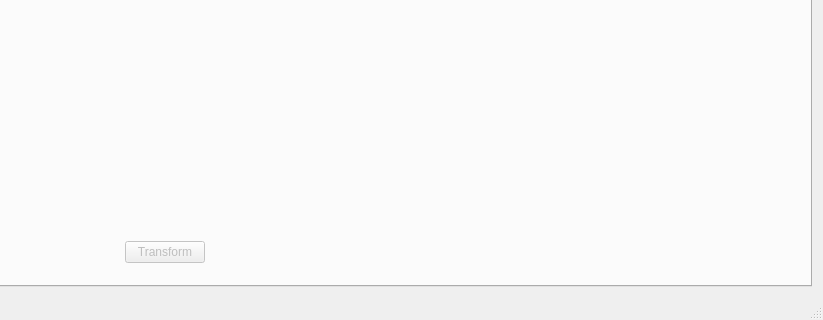
Before: the Qt Designer form qt_gui/ArtStyle/ui/QMainWnd.ui in Normandez/bchlr19, drawn with Qt 5; both pictures show x 626 to 1449 and y 440 to 760 of the 1449 by 760 pixel window.
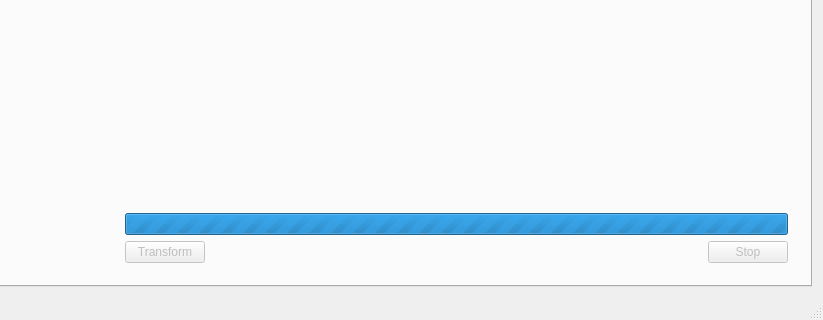
After: the same form once the commit is applied. The open tabs and pages were chosen to show the change. Custom widgets are drawn as their Qt base class.

Diff of the .ui file:
```diff
--- a/qt_gui/ArtStyle/ui/QMainWnd.ui
+++ b/qt_gui/ArtStyle/ui/QMainWnd.ui
@@ -208,6 +208,31 @@
                </property>
               </spacer>
              </item>
+             <item>
+              <widget class="QProgressBar" name="progr_bar_img">
+               <property name="enabled">
+                <bool>true</bool>
+               </property>
+               <property name="maximum">
+                <number>0</number>
+               </property>
+               <property name="value">
+                <number>-1</number>
+               </property>
+               <property name="alignment">
+                <set>Qt::AlignCenter</set>
+               </property>
+               <property name="textVisible">
+                <bool>false</bool>
+               </property>
+               <property name="orientation">
+                <enum>Qt::Horizontal</enum>
+               </property>
+               <property name="invertedAppearance">
+                <bool>false</bool>
+               </property>
+              </widget>
+             </item>
              <item>
               <layout class="QHBoxLayout" name="horizontalLayout_3">
                <item>
@@ -233,6 +258,16 @@
                  </property>
                 </spacer>
                </item>
+               <item>
+                <widget class="QPushButton" name="btn_img_out_stop_transform">
+                 <property name="enabled">
+                  <bool>false</bool>
+                 </property>
+                 <property name="text">
+                  <string>Stop</string>
+                 </property>
+                </widget>
+               </item>
               </layout>
              </item>
             </layout>
```
Left out of the diff: 26 changed lines with no effect on the pictures.
